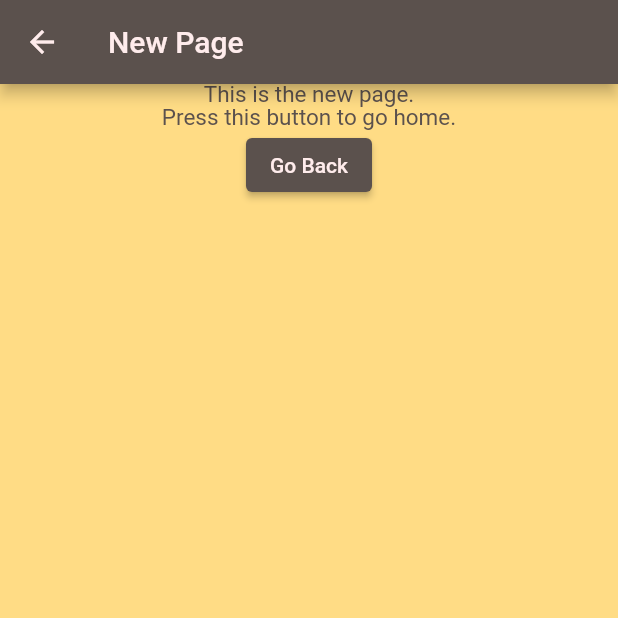
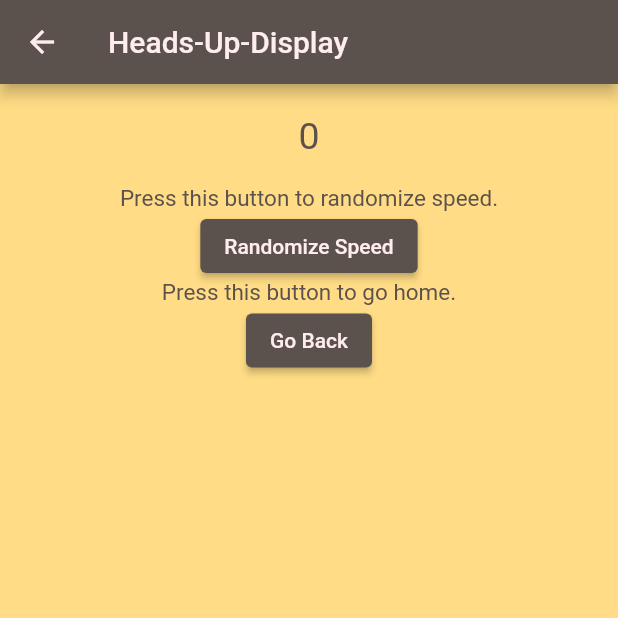
Before and after one commit to senior-design-ucf-23/e-bike-flutter-app, a Flutter app: the LandingPage screen opened directly, after a tap on "Heads Up Display Mode", on a phone screen of 412 x 824 dp, the top half of it. Run offline on Flutter 3.47's test engine with Material 2 defaults, Android fonts, the light colour scheme and no system bars; missing offline and left inert: app_settings, flutter_reactive_ble, location_permissions.

Commit message:
added intro BT, basid HUD page

```diff
--- /dev/null
+++ b/lib/pages/hudpage.dart
@@ -0,0 +1,56 @@
+import 'dart:math';
+
+import 'package:flutter/material.dart';
+
+class HUDPage extends StatefulWidget {
+  const HUDPage({super.key});
+
+  final String title = 'Heads-Up-Display';
+
+  @override
+  State<HUDPage> createState() => _HUDPageState();
+}
+
+class _HUDPageState extends State<HUDPage> {
+  int _speedometer = 0;
+
+  void _randomizeSpeed() {
+    setState(() {
+      _speedometer = Random().nextInt(99);
+    });
+  }
+
+  @override
+  Widget build(BuildContext context) {
+    return Scaffold(
+      appBar: AppBar(title: Text(widget.title)),
+      body: Center(
+        child: Column(
+          children: <Widget>[
+            Padding(
+              padding: EdgeInsets.all(20.0),
+              child: Text('$_speedometer',
+                  style: Theme.of(context).textTheme.titleMedium),
+            ),
+            Text(
+              'Press this button to randomize speed.',
+            ),
+            ElevatedButton(
+                onPressed: () {
+                  _randomizeSpeed();
+                },
+                child: Text('Randomize Speed')),
+            Text(
+              'Press this button to go home.',
+            ),
+            ElevatedButton(
+                onPressed: () {
+                  Navigator.pop(context);
+                },
+                child: Text('Go Back'))
+          ],
+        ),
+      ),
+    );
+  }
+}
--- a/lib/pages/landingpage.dart
+++ b/lib/pages/landingpage.dart
@@ -1,5 +1,6 @@
 import 'package:flutter/material.dart';
 import 'package:test_drive/pages/bluetooth.dart';
+import 'package:test_drive/pages/hudpage.dart';
 import 'newpage.dart';
 
 class LandingPage extends StatefulWidget {
@@ -19,22 +20,34 @@ class _LandingPageState extends State<LandingPage> {
             title: Text(widget.title,
                 style: Theme.of(context).textTheme.titleLarge)),
         body: GridView.count(crossAxisCount: 2, children: <Widget>[
-          ElevatedButton(
-              child: Text('Bluetooth Connection',
-                  style: Theme.of(context).textTheme.labelSmall),
+          Padding(
+            padding: EdgeInsets.all(30.0),
+            child: ElevatedButton(
+                child: Text(
+                  'Bluetooth Connection',
+                  style: Theme.of(context).textTheme.labelSmall,
+                  textAlign: TextAlign.center,
+                ),
                 onPressed: () {
                   Navigator.push(
                       context,
                       MaterialPageRoute(
                           builder: (context) => const BluetoothPage()));
                 }),
-          ElevatedButton(
-              child: Text('Heads Up Display Mode',
-                  style: Theme.of(context).textTheme.labelSmall),
+          ),
+          Padding(
+            padding: EdgeInsets.all(30.0),
+            child: ElevatedButton(
+                child: Text(
+                  'Heads Up Display Mode',
+                  style: Theme.of(context).textTheme.labelSmall,
+                  textAlign: TextAlign.center,
+                ),
                 onPressed: () {
                   Navigator.push(context,
-                    MaterialPageRoute(builder: (context) => const NewPage()));
+                      MaterialPageRoute(builder: (context) => const HUDPage()));
                 }),
+          ),
         ]));
   }
 }
--- a/pubspec.yaml
+++ b/pubspec.yaml
@@ -30,6 +30,9 @@ environment:
 dependencies:
   flutter:
     sdk: flutter
+  app_settings: 4.2.0
+  location_permissions: ^4.0.0
+  flutter_reactive_ble: 5.0.3
 
 
   # The following adds the Cupertino Icons font to your application.
@@ -39,7 +42,6 @@ dependencies:
 dev_dependencies:
   flutter_test:
     sdk: flutter
-
   # The "flutter_lints" package below contains a set of recommended lints to
   # encourage good coding practices. The lint set provided by the package is
   # activated in the `analysis_options.yaml` file located at the root of your
```
Also changed, not shown: lib/main.dart (+24 -14 lines), lib/pages/bluetooth.dart (+54 -0 lines), pubspec.lock, 12 other files. Lines whose indentation alone changed are shown as unchanged.
